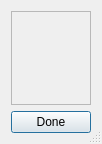
The window that Grapher/choosegraphs.ui (hundlab/LongQt) describes before a commit, drawn with Qt 5.
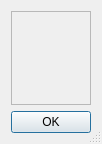
The same window after the commit.

The edit to the form file:
```diff
--- a/Grapher/choosegraphs.ui
+++ b/Grapher/choosegraphs.ui
@@ -91,15 +91,9 @@
     </widget>
    </item>
    <item>
-    <widget class="QPushButton" name="done">
-     <property name="sizePolicy">
-      <sizepolicy hsizetype="MinimumExpanding" vsizetype="Fixed">
-       <horstretch>0</horstretch>
-       <verstretch>0</verstretch>
-      </sizepolicy>
-     </property>
-     <property name="text">
-      <string>Done</string>
+    <widget class="QDialogButtonBox" name="buttonBox">
+     <property name="standardButtons">
+      <set>QDialogButtonBox::Ok</set>
      </property>
     </widget>
    </item>
```
Left out of the diff: 14 changed lines with no effect on the pictures.
